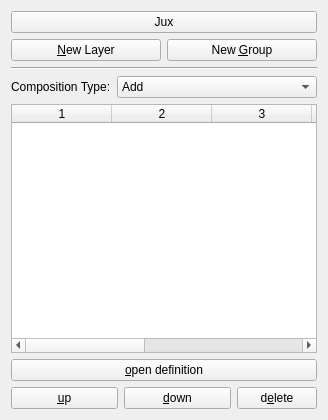
phresnel/picogen, file trunk/picogen-qt/ui/heightmap-layers.ui: the form before one commit.
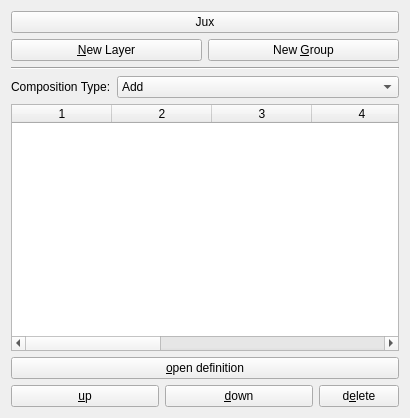
The form after the commit. Icons and pictures are not drawn.

Commit message: modify: heightmap-layers: put more work into definition-window management. added "hard-lock" per row, i.e. a lock that can be switched only programmatically and not by the user

```diff
--- a/trunk/picogen-qt/ui/heightmap-layers.ui
+++ b/trunk/picogen-qt/ui/heightmap-layers.ui
@@ -5,8 +5,8 @@
    <rect>
     <x>0</x>
     <y>0</y>
-    <width>328</width>
-    <height>420</height>
+    <width>410</width>
+    <height>418</height>
    </rect>
   </property>
   <property name="windowTitle" >
@@ -159,7 +159,7 @@
       <number>0</number>
      </property>
      <property name="columnCount" >
-      <number>7</number>
+      <number>8</number>
      </property>
      <column/>
      <column/>
@@ -168,6 +168,7 @@
      <column/>
      <column/>
      <column/>
+     <column/>
     </widget>
    </item>
    <item>
```
The commit also changes 4 other files.
